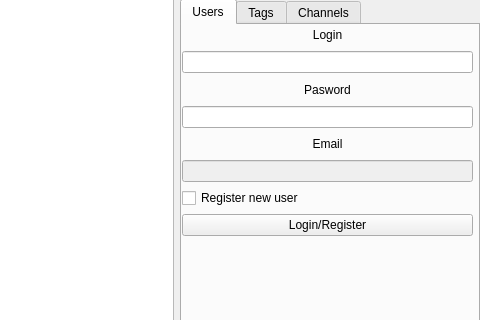
The window that src/demoApp/mainwindow.ui (geo2tag/core-1.0) describes before a commit, drawn with Qt 5; both pictures show x 320 to 800 and y 0 to 320 of the 800 by 600 pixel window.
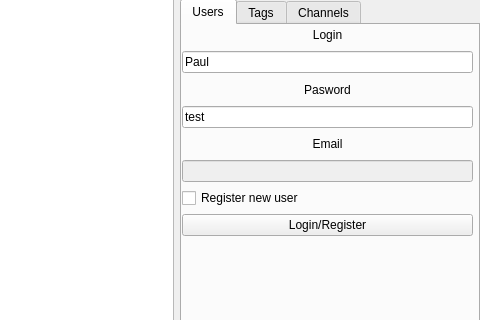
The same window after the commit.

Diff of the .ui file:
```diff
--- a/src/demoApp/mainwindow.ui
+++ b/src/demoApp/mainwindow.ui
@@ -81,7 +81,11 @@
              </widget>
             </item>
             <item>
-             <widget class="QLineEdit" name="loginEdit"/>
+             <widget class="QLineEdit" name="loginEdit">
+              <property name="text">
+               <string>Paul</string>
+              </property>
+             </widget>
             </item>
             <item>
              <widget class="QLabel" name="label_2">
@@ -94,7 +98,11 @@
              </widget>
             </item>
             <item>
-             <widget class="QLineEdit" name="passwordEdit"/>
+             <widget class="QLineEdit" name="passwordEdit">
+              <property name="text">
+               <string>test</string>
+              </property>
+             </widget>
             </item>
             <item>
              <widget class="QLabel" name="label_3">
```
Left out of the diff: 6 changed lines with no effect on the pictures.
